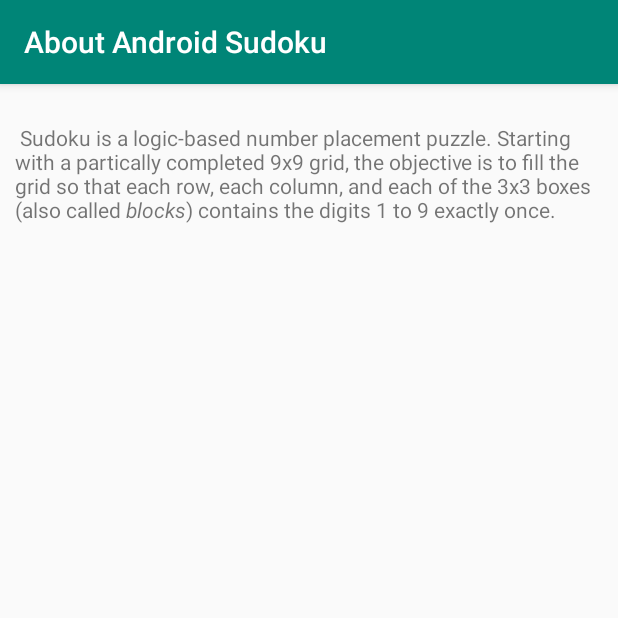
After one commit to azjf/Sudoku, an Android app: the AboutActivity screen opened directly, with no data from a screen before it, on a phone screen of 412 x 824 dp, the top half of it. The commit adds this screen. Run offline under Robolectric (Android 15) with nearby library versions, the phone set to English and light mode, and no system bars.

Commit message:
Implement an about box

```diff
--- a/app/src/main/AndroidManifest.xml
+++ b/app/src/main/AndroidManifest.xml
@@ -9,6 +9,9 @@
         android:roundIcon="@mipmap/ic_launcher_round"
         android:supportsRtl="true"
         android:theme="@style/AppTheme">
+        <activity android:name=".AboutActivity"
+            android:label="@string/about_title">
+        </activity>
         <activity android:name=".MainActivity">
             <intent-filter>
                 <action android:name="android.intent.action.MAIN" />
--- /dev/null
+++ b/app/src/main/java/com/example/sudoku/AboutActivity.java
@@ -0,0 +1,13 @@
+package com.example.sudoku;
+
+import android.support.v7.app.AppCompatActivity;
+import android.os.Bundle;
+
+public class AboutActivity extends AppCompatActivity {
+
+    @Override
+    protected void onCreate(Bundle savedInstanceState) {
+        super.onCreate(savedInstanceState);
+        setContentView(R.layout.activity_about);
+    }
+}
--- /dev/null
+++ b/app/src/main/res/layout/activity_about.xml
@@ -0,0 +1,15 @@
+<?xml version="1.0" encoding="utf-8"?>
+<ScrollView xmlns:android="http://schemas.android.com/apk/res/android"
+    xmlns:tools="http://schemas.android.com/tools"
+    android:layout_width="match_parent"
+    android:layout_height="match_parent"
+    android:padding="10dp"
+    tools:context=".AboutActivity">
+
+    <TextView
+        android:id="@+id/about_content"
+        android:layout_width="wrap_content"
+        android:layout_height="wrap_content"
+        android:text="@string/about_text"/>
+
+</ScrollView>
--- a/app/src/main/res/values/strings.xml
+++ b/app/src/main/res/values/strings.xml
@@ -6,4 +6,14 @@
     <string name="new_game_label">New Game</string>
     <string name="about_label">About</string>
     <string name="exit_label">Exit</string>
+
+    <string name="about_title">About Android Sudoku</string>
+    <string name="about_text">\
+        Sudoku is a logic-based number placement puzzle.
+        Starting with a partically completed 9x9 grid, the
+        objective is to fill the grid so that each
+        row, each column, and each of the 3x3 boxes
+        (also called <i>blocks</i>) contains the digits
+        1 to 9 exactly once.
+    </string>
 </resources>
```
Also changed, not shown: app/src/main/java/com/example/sudoku/MainActivity.java (+23 -1 lines).
